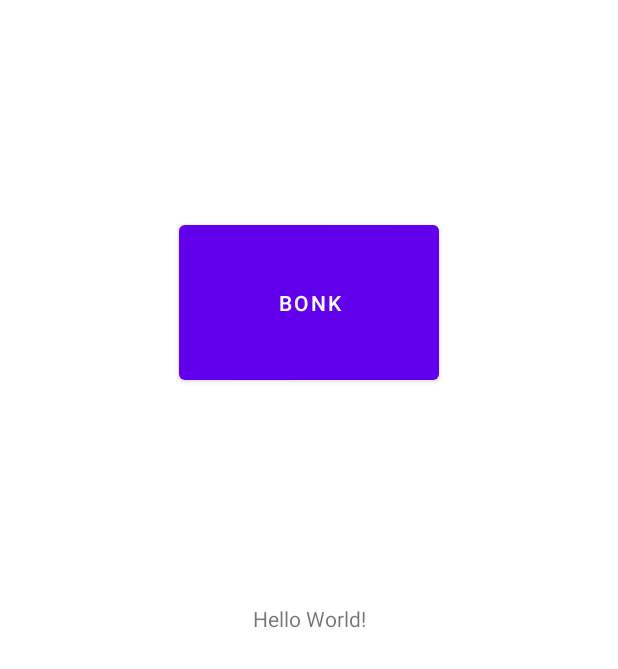
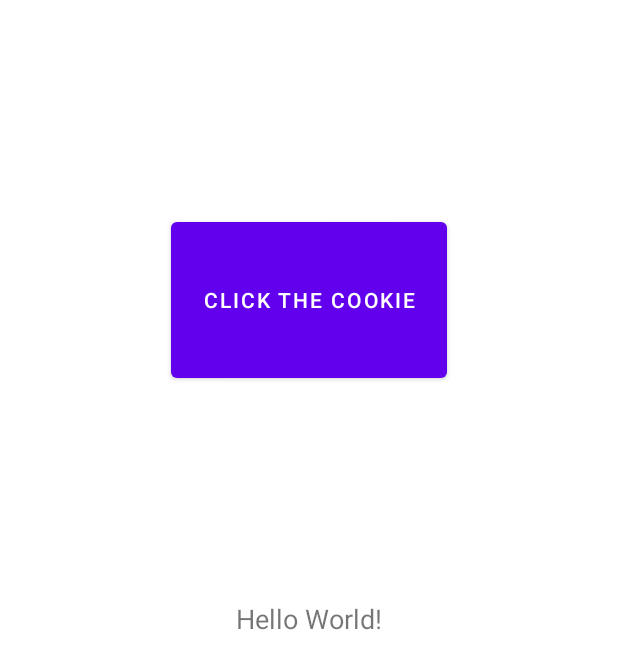
Before and after one commit to moppr/CS388, an Android app: the MainActivity screen opened directly, with no data from a screen before it, on a phone screen of 412 x 824 dp. Shown: the top 669 px of the screen. Run offline under Robolectric (Android 15) with nearby library versions, the phone set to English and light mode, and no system bars.

Commit message:
Complete part 1 Coding

```diff
--- a/Clicker/app/src/main/java/com/example/clicker/MainActivity.java
+++ b/Clicker/app/src/main/java/com/example/clicker/MainActivity.java
@@ -3,6 +3,7 @@ package com.example.clicker;
 import androidx.appcompat.app.AppCompatActivity;
 
 import android.os.Bundle;
+import android.view.View;
 import android.widget.Button;
 import android.widget.TextView;
 
@@ -11,6 +12,7 @@ import org.w3c.dom.Text;
 public class MainActivity extends AppCompatActivity {
     Button myButton;
     TextView myText;
+    int clicks = 0;
     @Override
     protected void onCreate(Bundle savedInstanceState) {
         super.onCreate(savedInstanceState);
@@ -18,4 +20,9 @@ public class MainActivity extends AppCompatActivity {
         myButton = (Button)findViewById(R.id.purplebutton);
         myText = (TextView)findViewById(R.id.textView);
     }
+
+    public void onClick(View v){
+        clicks++;
+        myText.setText(clicks + " cookie" + (clicks == 1 ? "" : "s"));
+    }
 }
--- a/Clicker/app/src/main/res/layout/activity_main.xml
+++ b/Clicker/app/src/main/res/layout/activity_main.xml
@@ -11,6 +11,7 @@
         android:layout_width="wrap_content"
         android:layout_height="wrap_content"
         android:text="Hello World!"
+        android:textSize="18sp"
         app:layout_constraintBottom_toBottomOf="parent"
         app:layout_constraintLeft_toLeftOf="parent"
         app:layout_constraintRight_toRightOf="parent"
@@ -18,9 +19,10 @@
 
     <Button
         android:id="@+id/purplebutton"
-        android:layout_width="173dp"
-        android:layout_height="115dp"
-        android:text="bonk"
+        android:layout_width="184dp"
+        android:layout_height="116dp"
+        android:onClick="onClick"
+        android:text="click the cookie"
         app:layout_constraintBottom_toTopOf="@+id/textView"
         app:layout_constraintEnd_toEndOf="parent"
         app:layout_constraintStart_toStartOf="parent"
```
